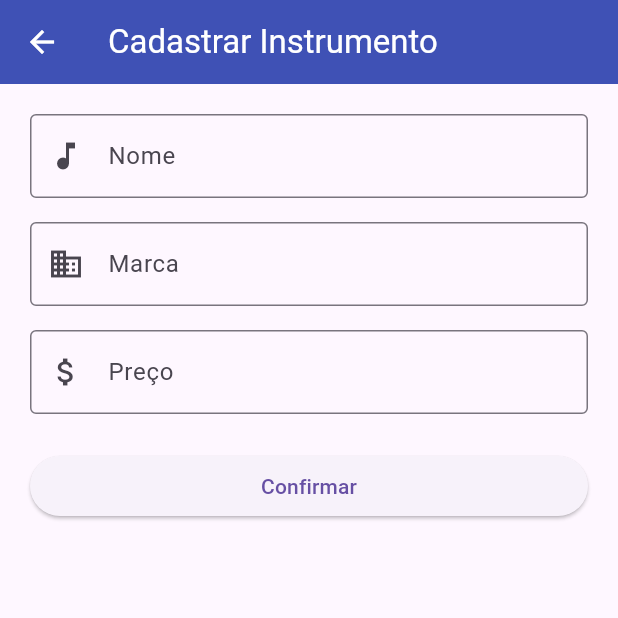
After one commit to nicholascatelan/Trabalho_Dispositivos_Moveis, a Flutter app: the screen it shows after launch, after a tap on the "add" icon, on a phone screen of 412 x 824 dp, the top half of it. The commit adds this screen. Run offline on Flutter 3.47's test engine with Material 3 defaults, Android fonts, the phone set to English and light mode, and no system bars.

Commit message:
Exercicio 9 - entrada de dados

```diff
--- /dev/null
+++ b/parte2_flutter/lib/screens/cadastro_page.dart
@@ -0,0 +1,112 @@
+import 'package:flutter/material.dart';
+import '../models/instrumento.dart';
+
+class CadastroPage extends StatefulWidget {
+  const CadastroPage({super.key});
+
+  @override
+  State<CadastroPage> createState() => _CadastroPageState();
+}
+
+class _CadastroPageState extends State<CadastroPage> {
+  final nomeController = TextEditingController();
+  final marcaController = TextEditingController();
+  final precoController = TextEditingController();
+
+  @override
+  void dispose() {
+    nomeController.dispose();
+    marcaController.dispose();
+    precoController.dispose();
+    super.dispose();
+  }
+
+  void confirmar() {
+    final nome = nomeController.text;
+    final marca = marcaController.text;
+    final preco = double.tryParse(
+      precoController.text.replaceAll(',', '.'),
+    );
+
+    if (nome.isEmpty || marca.isEmpty || preco == null) {
+      ScaffoldMessenger.of(context).showSnackBar(
+        const SnackBar(
+          content: Text('Preencha os campos corretamente.'),
+        ),
+      );
+      return;
+    }
+
+    final novoInstrumento = Instrumento(
+      nome: nome,
+      marca: marca,
+      preco: preco,
+      ano: 2026,
+      categoria: 'Não informada',
+      descricao: 'Instrumento cadastrado pelo usuário.',
+    );
+
+    Navigator.pop(context, novoInstrumento);
+  }
+
+  @override
+  Widget build(BuildContext context) {
+    return Scaffold(
+      appBar: AppBar(
+        title: const Text('Cadastrar Instrumento'),
+        backgroundColor: Colors.indigo,
+        foregroundColor: Colors.white,
+      ),
+
+      body: Padding(
+        padding: const EdgeInsets.all(20),
+
+        child: Column(
+          children: [
+            TextFormField(
+              controller: nomeController,
+              decoration: const InputDecoration(
+                labelText: 'Nome',
+                prefixIcon: Icon(Icons.music_note),
+                border: OutlineInputBorder(),
+              ),
+            ),
+
+            const SizedBox(height: 16),
+
+            TextFormField(
+              controller: marcaController,
+              decoration: const InputDecoration(
+                labelText: 'Marca',
+                prefixIcon: Icon(Icons.business),
+                border: OutlineInputBorder(),
+              ),
+            ),
+
+            const SizedBox(height: 16),
+
+            TextFormField(
+              controller: precoController,
+              keyboardType: TextInputType.number,
+              decoration: const InputDecoration(
+                labelText: 'Preço',
+                prefixIcon: Icon(Icons.attach_money),
+                border: OutlineInputBorder(),
+              ),
+            ),
+
+            const SizedBox(height: 24),
+
+            SizedBox(
+              width: double.infinity,
+              child: ElevatedButton(
+                onPressed: confirmar,
+                child: const Text('Confirmar'),
+              ),
+            ),
+          ],
+        ),
+      ),
+    );
+  }
+}
--- a/parte2_flutter/lib/screens/home_page.dart
+++ b/parte2_flutter/lib/screens/home_page.dart
@@ -2,6 +2,7 @@ import 'package:flutter/material.dart';
 import '../models/instrumento.dart';
 import '../models/catalogo.dart';
 import 'instrumento_card.dart';
+import 'cadastro_page.dart';
 
 class HomePage extends StatefulWidget {
   const HomePage({super.key});
@@ -153,6 +154,17 @@ class _HomePageState extends State<HomePage> {
           ),
         ],
       ),
+
+      floatingActionButton: FloatingActionButton(
+        onPressed: () {
+          Navigator.of(
+            context,
+          ).push(MaterialPageRoute(builder: (context) => const CadastroPage()));
+        },
+        backgroundColor: Colors.indigo,
+        foregroundColor: Colors.white,
+        child: const Icon(Icons.add),
+      ),
     );
   }
 }
```
